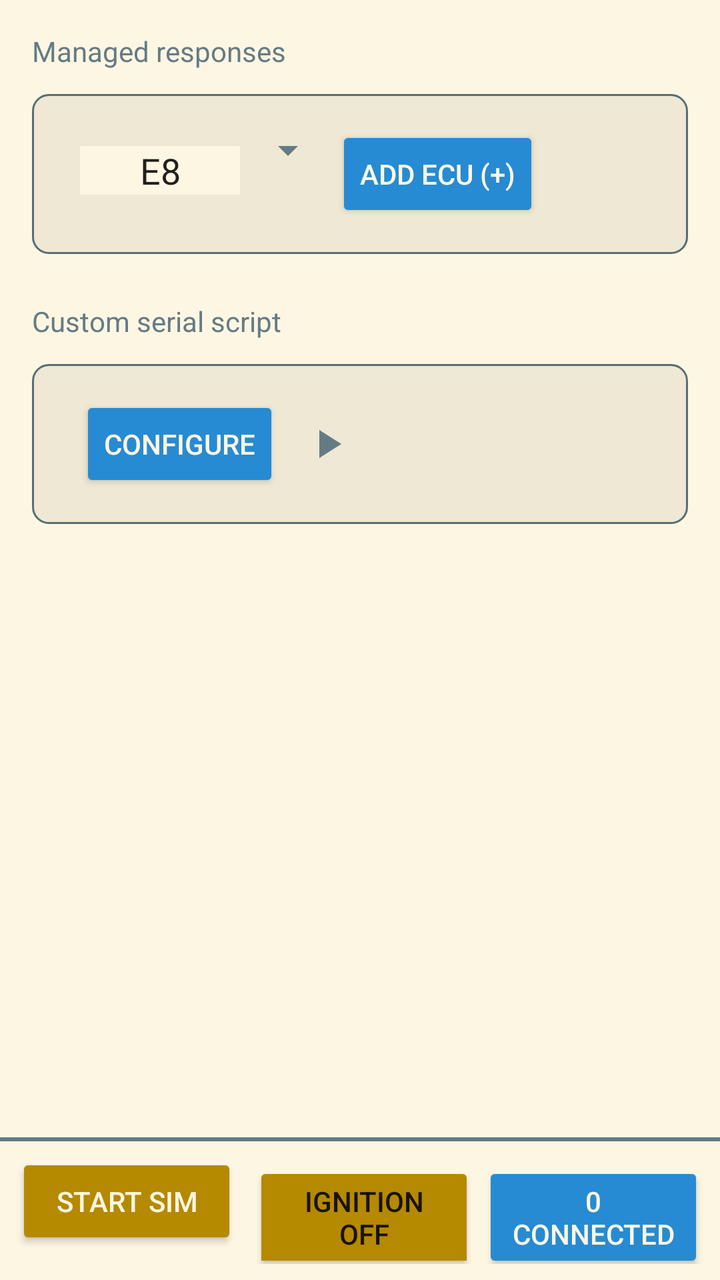
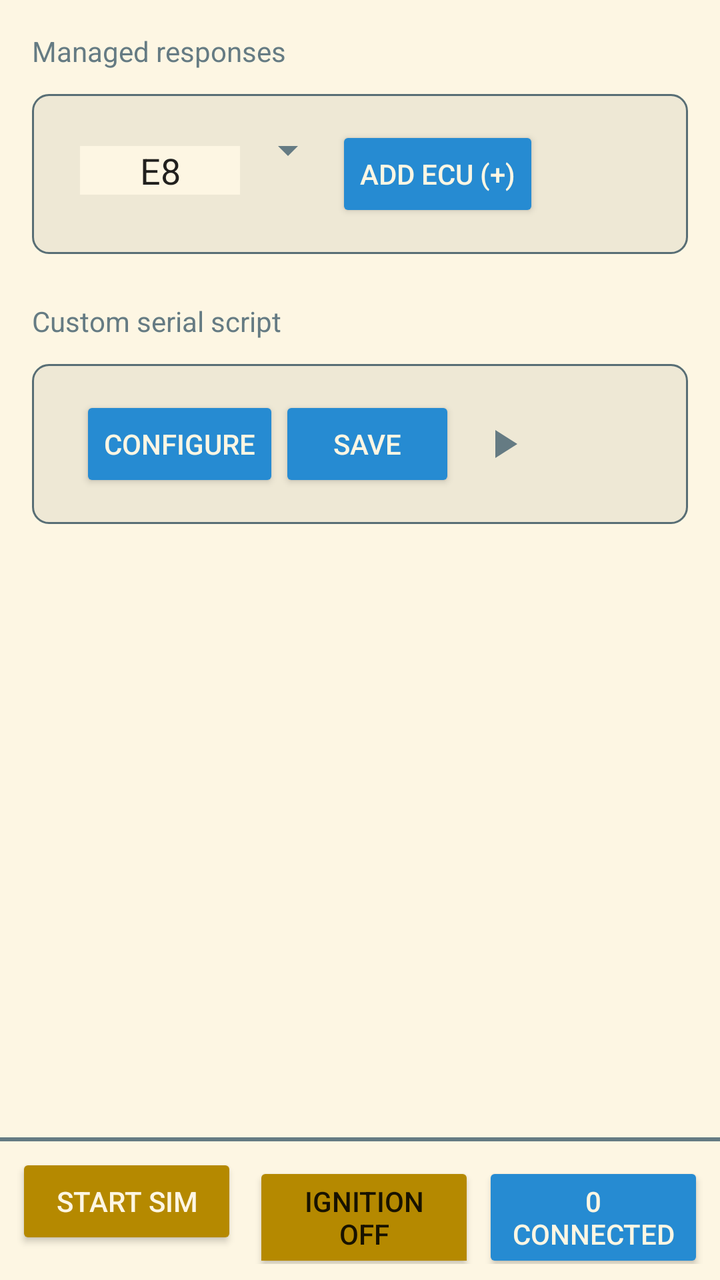

Compare the two renders of this Android layout. The source of the first and the diff that turns it into the second are given below.
<!-- AndroidManifest.xml: application theme Theme.Solarized -->
<!-- res/layout/sim.xml -->
<androidx.constraintlayout.widget.ConstraintLayout
    xmlns:android="http://schemas.android.com/apk/res/android"
    xmlns:app="http://schemas.android.com/apk/res-auto"
    android:layout_width="match_parent"
    android:layout_height="match_parent">

    
    <ScrollView
        android:id="@+id/sim_render_area"
        android:layout_width="0dp"
        android:layout_height="0dp"
        app:layout_constraintTop_toTopOf="parent"
        app:layout_constraintBottom_toTopOf="@id/bottom_bar"
        app:layout_constraintStart_toStartOf="parent"
        app:layout_constraintEnd_toEndOf="parent">

        <LinearLayout
            android:orientation="vertical"
            android:padding="8dp"
            android:layout_width="match_parent"
            android:layout_height="wrap_content" >

            <LinearLayout
                android:orientation="vertical"
                android:layout_width="match_parent"
                android:layout_height="wrap_content" >

                <TextView
                    android:layout_width="match_parent"
                    android:layout_height="wrap_content"
                    android:layout_marginStart="8dp"
                    android:layout_marginTop="8dp"
                    android:layout_marginEnd="8dp"
                    android:layout_marginBottom="4dp"
                    android:text="@string/sim_managed_responses"
                    android:textAppearance="?attr/textAppearanceSubtitle1" />

                <androidx.cardview.widget.CardView
                    android:layout_margin="8dp"
                    android:layout_width="match_parent"
                    android:layout_height="wrap_content"
                    android:radius="8dp"
                    app:cardBackgroundColor="@android:color/transparent"
                    app:cardElevation="0dp"
                    app:cardUseCompatPadding="false"
                    app:cardPreventCornerOverlap="false"
                    android:elevation="0dp">

                    <LinearLayout
                        android:layout_width="match_parent"
                        android:layout_height="wrap_content"
                        android:orientation="horizontal"
                        android:background="@drawable/border"
                        android:padding="16dp">

                        <EditText
                            android:id="@+id/ecu_id_input"
                            android:layout_width="80dp"
                            android:layout_height="wrap_content"
                            android:hint="E8"
                            android:maxLength="2"
                            android:inputType="textCapCharacters|textNoSuggestions"
                            android:ems="2"
                            android:gravity="center"
                            android:layout_marginStart="8dp"
                            android:background="?attr/android:colorPrimaryDark"
                            android:text="E8" />

                        <Spinner
                            android:id="@+id/ecu_type_spinner"
                            android:layout_width="wrap_content"
                            android:layout_height="wrap_content" />

                        <Button
                            android:id="@+id/add_ecu"
                            android:layout_width="wrap_content"
                            android:layout_height="wrap_content"
                            android:text="@string/sim_add_ecu" />

                    </LinearLayout>

                </androidx.cardview.widget.CardView>
                <LinearLayout
                    android:id="@+id/ecu_list"
                    android:orientation="vertical"
                    android:layout_width="match_parent"
                    android:layout_height="wrap_content" >
                </LinearLayout>
            </LinearLayout>

            <TextView
                android:layout_width="match_parent"
                android:layout_height="wrap_content"
                android:layout_marginStart="8dp"
                android:layout_marginTop="16dp"
                android:layout_marginEnd="8dp"
                android:layout_marginBottom="4dp"
                android:text="@string/sim_custom_serial_script"
                android:textAppearance="?attr/textAppearanceSubtitle1" />

            <androidx.cardview.widget.CardView
                android:id="@+id/custom_serial_script"
                android:layout_width="match_parent"
                android:layout_height="wrap_content"
                android:layout_margin="8dp"
                android:elevation="0dp"
                android:radius="8dp"
                app:cardBackgroundColor="@android:color/transparent"
                app:cardElevation="0dp"
                app:cardPreventCornerOverlap="false"
                app:cardUseCompatPadding="false">

                <LinearLayout
                    android:layout_width="match_parent"
                    android:layout_height="wrap_content"
                    android:orientation="horizontal"
                    android:background="@drawable/border"
                    android:padding="16dp"
                    android:gravity="center_vertical">
                    
                    <Spinner
                        android:id="@+id/custom_serial_script_spinner"
                        android:layout_width="wrap_content"
                        android:layout_height="48dp"
                        android:layout_marginEnd="8dp"
                        android:background="@drawable/spinner_border"
                        android:gravity="center_vertical"
                        android:paddingStart="12dp"
                        android:paddingEnd="12dp" />

                    <Button
                        android:id="@+id/sim_custom_serial_script_open"
                        android:layout_width="wrap_content"
                        android:layout_height="wrap_content"
                        android:text="@string/sim_custom_serial_script_open" />

                    <ImageButton
                        android:id="@+id/sim_custom_serial_script_play_pause"
                        android:layout_width="48dp"
                        android:layout_height="48dp"
                        android:layout_marginEnd="8dp"
                        android:background="?attr/selectableItemBackgroundBorderless"
                        android:contentDescription="@string/sim_custom_serial_script_play"
                        android:padding="12dp"
                        android:src="@drawable/ic_play" />

                </LinearLayout>

            </androidx.cardview.widget.CardView>

        </LinearLayout>

    </ScrollView>

    
    <LinearLayout
        android:id="@+id/bottom_bar"
        android:layout_width="0dp"
        android:layout_height="wrap_content"
        android:orientation="vertical"
        android:padding="8dp"
        android:background="@drawable/background_with_border_top"
        app:layout_constraintBottom_toBottomOf="parent"
        app:layout_constraintStart_toStartOf="parent"
        app:layout_constraintEnd_toEndOf="parent">

        <LinearLayout
            android:layout_width="match_parent"
            android:layout_height="wrap_content"
            android:orientation="horizontal">

            <Button
                android:id="@+id/sim_state"
                android:layout_width="0dp"
                android:layout_height="wrap_content"
                android:layout_weight="1"
                android:layout_marginEnd="4dp"
                android:backgroundTint="?attr/colorAccentInProgress"
                android:text="@string/sim_start_sim" />

            <ToggleButton
                android:id="@+id/ignition_state"
                android:layout_width="0dp"
                android:layout_height="wrap_content"
                android:layout_weight="1"
                android:layout_marginStart="4dp"
                android:textOff="@string/sim_ignition_off"
                android:textOn="@string/sim_ignition_on"
                android:backgroundTint="@color/ignition_state_tint"
                android:textColor="?android:attr/textColorPrimary"
                android:text="@string/sim_ignition_on" />

            <Button
                android:id="@+id/sim_connected_clients"
                android:layout_width="0dp"
                android:layout_height="wrap_content"
                android:layout_weight="1"
                android:layout_marginStart="4dp"
                android:text="@string/sim_connected_clients" />

        </LinearLayout>

    </LinearLayout>

</androidx.constraintlayout.widget.ConstraintLayout>
<!-- resources referenced by this layout -->
<resources>
  <!-- drawable border (drawable) -->
  <shape xmlns:android="http://schemas.android.com/apk/res/android">
      
      <solid android:color="?attr/colorPrimary"/>
  
      
      <stroke
          android:width="1dp"
          android:color="?attr/android:textColorSecondary"/>
  
      
      <corners android:radius="8dp"/>
  
      
      <padding
          android:left="8dp"
          android:top="8dp"
          android:right="8dp"
          android:bottom="8dp"/>
  </shape>
  <!-- drawable ic_play (drawable) -->
  <vector xmlns:android="http://schemas.android.com/apk/res/android"
      android:width="24dp"
      android:height="24dp"
      android:viewportWidth="24"
      android:viewportHeight="24">
  
      <path
          android:fillColor="?attr/colorControlNormal"
          android:pathData="M8,5v14l11,-7z" />
  
  </vector>
  <!-- drawable spinner_border (drawable) -->
  <?xml version="1.0" encoding="utf-8"?>
  <shape xmlns:android="http://schemas.android.com/apk/res/android"
      android:shape="rectangle">
  
      <solid android:color="@android:color/transparent" />
  
      <stroke
          android:width="1dp"
          android:color="?attr/colorControlNormal" />
  
      <corners android:radius="4dp" />
  
      <padding
          android:left="12dp"
          android:top="0dp"
          android:right="12dp"
          android:bottom="0dp" />
  
  </shape>
  <string name="sim_add_ecu">Add ECU (+)</string>
  <string name="sim_connected_clients">0 connected</string>
  <string name="sim_custom_serial_script">Custom serial script</string>
  <string name="sim_custom_serial_script_open">Configure</string>
  <string name="sim_custom_serial_script_play">Play custom serial script</string>
  <string name="sim_ignition_off">Ignition OFF</string>
  <string name="sim_ignition_on">Ignition ON</string>
  <string name="sim_managed_responses">Managed responses</string>
  <string name="sim_start_sim">Start Sim</string>
  <color name="sol_base2">#eee8d5</color>
  <color name="sol_base3">#fdf6e3</color>
  <color name="sol_blue">#268bd2</color>
  <color name="sol_green">#859900</color>
  <color name="sol_yellow">#b58900</color>
  <color name="sol_red">#dc322f</color>
  <color name="sol_base00">#657b83</color>
  <color name="sol_base01">#586e75</color>
  <style name="Solarized.TextView.Light" parent="TextAppearance.AppCompat">
          <item name="android:textColor">@color/sol_base00</item>
      </style>
  <style name="Solarized.EditText.Light" parent="Widget.AppCompat.EditText">
          <item name="backgroundTint">@color/sol_base1</item>
          <item name="android:textColor">@color/sol_base00</item>
          <item name="android:textColorHint">@color/sol_base01</item>
          <item name="android:backgroundTint">@color/sol_base1</item>
      </style>
  <style name="Solarized.Button.Light" parent="Widget.AppCompat.Button">
          <item name="android:textColor">@color/sol_base3</item>
          <item name="android:backgroundTint">@color/sol_blue</item>
      </style>
  <style name="Solarized.CheckBox.Light" parent="Widget.AppCompat.CompoundButton.CheckBox">
          <item name="android:textColor">@color/sol_base00</item>
          <item name="buttonTint">@color/sol_cyan</item>
      </style>
  <style name="Solarized.TextView.AlertDialog.Light" parent="Theme.AppCompat.Dialog.Alert">
          <item name="android:background">@color/sol_base2</item>
          <item name="android:textColor">@color/sol_base00</item>
          <item name="android:textColorPrimary">@color/sol_base00</item>
          <item name="android:textColorSecondary">@color/sol_base01</item>
          <item name="colorAccent">@color/sol_blue</item>
      </style>
  <color name="sol_base1">#93a1a1</color>
  <color name="sol_cyan">#2aa198</color>
  <!-- unchanged entries left out for length: 3 -->
</resources>

<!-- the commit's change to res/layout/sim.xml (unified diff, before → after) -->
@@ -134,6 +134,12 @@
                         android:layout_height="wrap_content"
                         android:text="@string/sim_custom_serial_script_open" />
 
+                    <Button
+                        android:id="@+id/sim_custom_serial_script_save"
+                        android:layout_width="wrap_content"
+                        android:layout_height="wrap_content"
+                        android:text="@string/sim_custom_serial_script_save" />
+
                     <ImageButton
                         android:id="@+id/sim_custom_serial_script_play_pause"
                         android:layout_width="48dp"
<!-- resource entries referenced after the edit -->
@@ -57,6 +57,7 @@
   <string name="sim_custom_serial_script">Custom serial script</string>
   <string name="sim_custom_serial_script_open">Configure</string>
   <string name="sim_custom_serial_script_play">Play custom serial script</string>
+  <string name="sim_custom_serial_script_save">Save</string>
   <string name="sim_ignition_off">Ignition OFF</string>
   <string name="sim_ignition_on">Ignition ON</string>
   <string name="sim_managed_responses">Managed responses</string>
